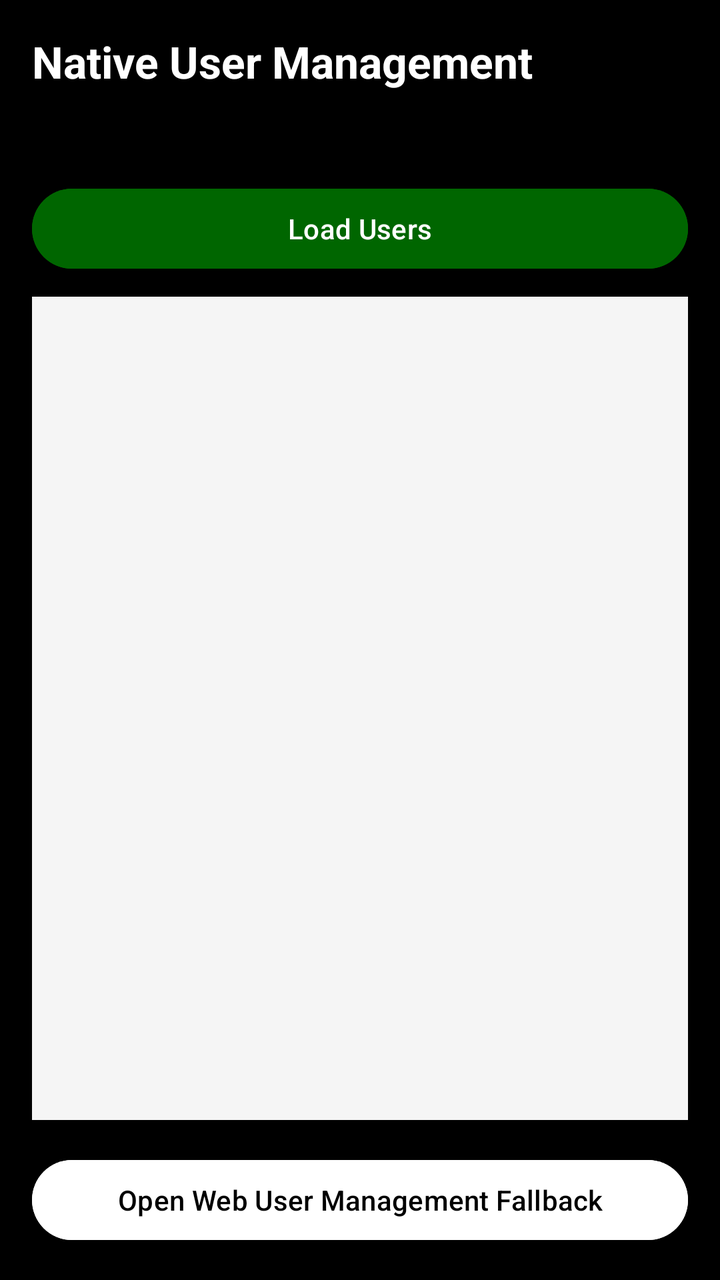
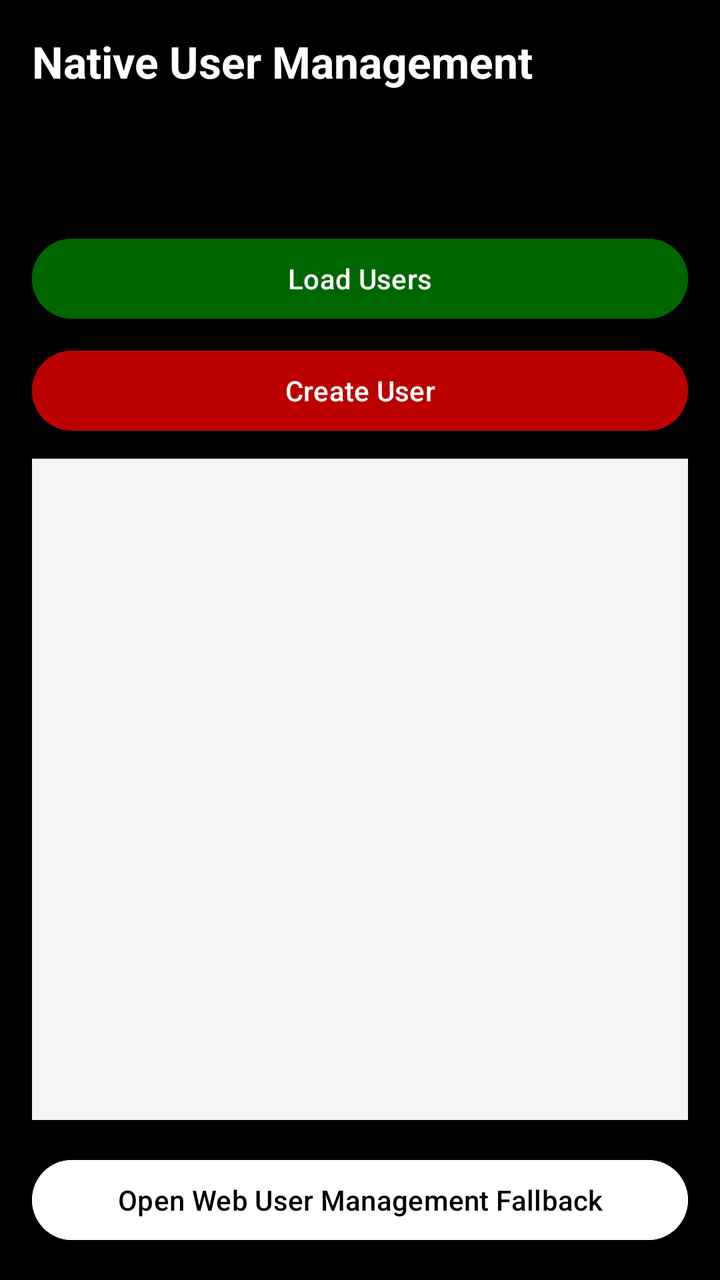

Screens rendered from an Android XML layout before and after an edit, with the pre-edit source and the edit as a unified diff.
<!-- AndroidManifest.xml: application theme Theme.SST -->
<!-- res/layout/activity_user_management.xml -->
<?xml version="1.0" encoding="utf-8"?>
<androidx.constraintlayout.widget.ConstraintLayout xmlns:android="http://schemas.android.com/apk/res/android"
    xmlns:app="http://schemas.android.com/apk/res-auto"
    android:layout_width="match_parent"
    android:layout_height="match_parent"
    android:background="@color/kenya_black"
    android:padding="16dp">

    <TextView
        android:id="@+id/titleView"
        android:layout_width="0dp"
        android:layout_height="wrap_content"
        android:text="Native User Management"
        android:textColor="@color/kenya_white"
        android:textSize="22sp"
        android:textStyle="bold"
        app:layout_constraintEnd_toEndOf="parent"
        app:layout_constraintStart_toStartOf="parent"
        app:layout_constraintTop_toTopOf="parent" />

    <TextView
        android:id="@+id/roleView"
        android:layout_width="0dp"
        android:layout_height="wrap_content"
        android:layout_marginTop="10dp"
        android:textColor="@color/kenya_green"
        app:layout_constraintEnd_toEndOf="parent"
        app:layout_constraintStart_toStartOf="parent"
        app:layout_constraintTop_toBottomOf="@id/titleView" />

    <Button
        android:id="@+id/loadUsersBtn"
        android:layout_width="0dp"
        android:layout_height="wrap_content"
        android:layout_marginTop="16dp"
        android:backgroundTint="@color/kenya_green"
        android:text="Load Users"
        android:textColor="@color/kenya_white"
        app:layout_constraintEnd_toEndOf="parent"
        app:layout_constraintStart_toStartOf="parent"
        app:layout_constraintTop_toBottomOf="@id/roleView" />

    <ListView
        android:id="@+id/usersList"
        android:layout_width="0dp"
        android:layout_height="0dp"
        android:layout_marginTop="10dp"
        android:background="@color/surface_light"
        app:layout_constraintBottom_toTopOf="@id/openWebUsersBtn"
        app:layout_constraintEnd_toEndOf="parent"
        app:layout_constraintStart_toStartOf="parent"
        app:layout_constraintTop_toBottomOf="@id/loadUsersBtn" />

    <Button
        android:id="@+id/openWebUsersBtn"
        android:layout_width="0dp"
        android:layout_height="wrap_content"
        android:layout_marginTop="16dp"
        android:backgroundTint="@color/kenya_white"
        android:text="Open Web User Management Fallback"
        android:textColor="@color/kenya_black"
        app:layout_constraintBottom_toBottomOf="parent"
        app:layout_constraintEnd_toEndOf="parent"
        app:layout_constraintStart_toStartOf="parent"
        app:layout_constraintTop_toBottomOf="@id/usersList" />

</androidx.constraintlayout.widget.ConstraintLayout>
<!-- resources referenced by this layout -->
<resources>
  <color name="kenya_black">#000000</color>
  <color name="kenya_green">#006600</color>
  <color name="kenya_white">#FFFFFF</color>
  <color name="surface_light">#F5F5F5</color>
  <style name="Theme.SST" parent="Theme.Material3.DayNight.NoActionBar">
          <item name="colorPrimary">@color/kenya_red</item>
          <item name="colorOnPrimary">@color/kenya_white</item>
          <item name="colorSecondary">@color/kenya_green</item>
          <item name="colorOnSecondary">@color/kenya_white</item>
          <item name="android:statusBarColor">@color/kenya_black</item>
          <item name="android:navigationBarColor">@color/kenya_black</item>
      </style>
  <color name="kenya_red">#BB0000</color>
</resources>

<!-- the commit's change to res/layout/activity_user_management.xml (unified diff, before → after) -->
@@ -28,17 +28,41 @@
         app:layout_constraintStart_toStartOf="parent"
         app:layout_constraintTop_toBottomOf="@id/titleView" />
 
+    <TextView
+        android:id="@+id/statusView"
+        android:layout_width="0dp"
+        android:layout_height="wrap_content"
+        android:layout_marginTop="6dp"
+        android:textColor="@color/kenya_white"
+        app:layout_constraintEnd_toEndOf="parent"
+        app:layout_constraintStart_toStartOf="parent"
+        app:layout_constraintTop_toBottomOf="@id/roleView" />
+
     <Button
         android:id="@+id/loadUsersBtn"
         android:layout_width="0dp"
         android:layout_height="wrap_content"
         android:layout_marginTop="16dp"
         android:backgroundTint="@color/kenya_green"
+        android:contentDescription="Load user list"
         android:text="Load Users"
         android:textColor="@color/kenya_white"
         app:layout_constraintEnd_toEndOf="parent"
         app:layout_constraintStart_toStartOf="parent"
-        app:layout_constraintTop_toBottomOf="@id/roleView" />
+        app:layout_constraintTop_toBottomOf="@id/statusView" />
+
+    <Button
+        android:id="@+id/createUserBtn"
+        android:layout_width="0dp"
+        android:layout_height="wrap_content"
+        android:layout_marginTop="8dp"
+        android:backgroundTint="@color/kenya_red"
+        android:contentDescription="Create a new user account"
+        android:text="Create User"
+        android:textColor="@color/kenya_white"
+        app:layout_constraintEnd_toEndOf="parent"
+        app:layout_constraintStart_toStartOf="parent"
+        app:layout_constraintTop_toBottomOf="@id/loadUsersBtn" />
 
     <ListView
         android:id="@+id/usersList"
@@ -46,10 +70,11 @@
         android:layout_height="0dp"
         android:layout_marginTop="10dp"
         android:background="@color/surface_light"
+        android:contentDescription="List of users and current statuses"
         app:layout_constraintBottom_toTopOf="@id/openWebUsersBtn"
         app:layout_constraintEnd_toEndOf="parent"
         app:layout_constraintStart_toStartOf="parent"
-        app:layout_constraintTop_toBottomOf="@id/loadUsersBtn" />
+        app:layout_constraintTop_toBottomOf="@id/createUserBtn" />
 
     <Button
         android:id="@+id/openWebUsersBtn"
@@ -57,6 +82,7 @@
         android:layout_height="wrap_content"
         android:layout_marginTop="16dp"
         android:backgroundTint="@color/kenya_white"
+        android:contentDescription="Open web fallback user management"
         android:text="Open Web User Management Fallback"
         android:textColor="@color/kenya_black"
         app:layout_constraintBottom_toBottomOf="parent"
